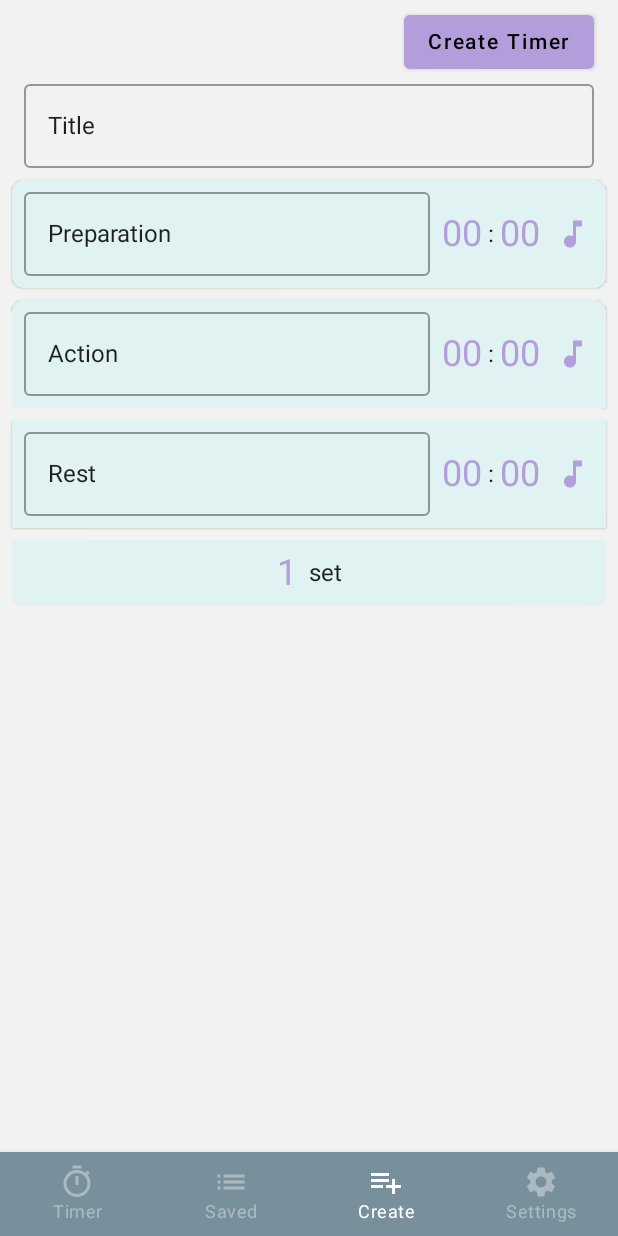
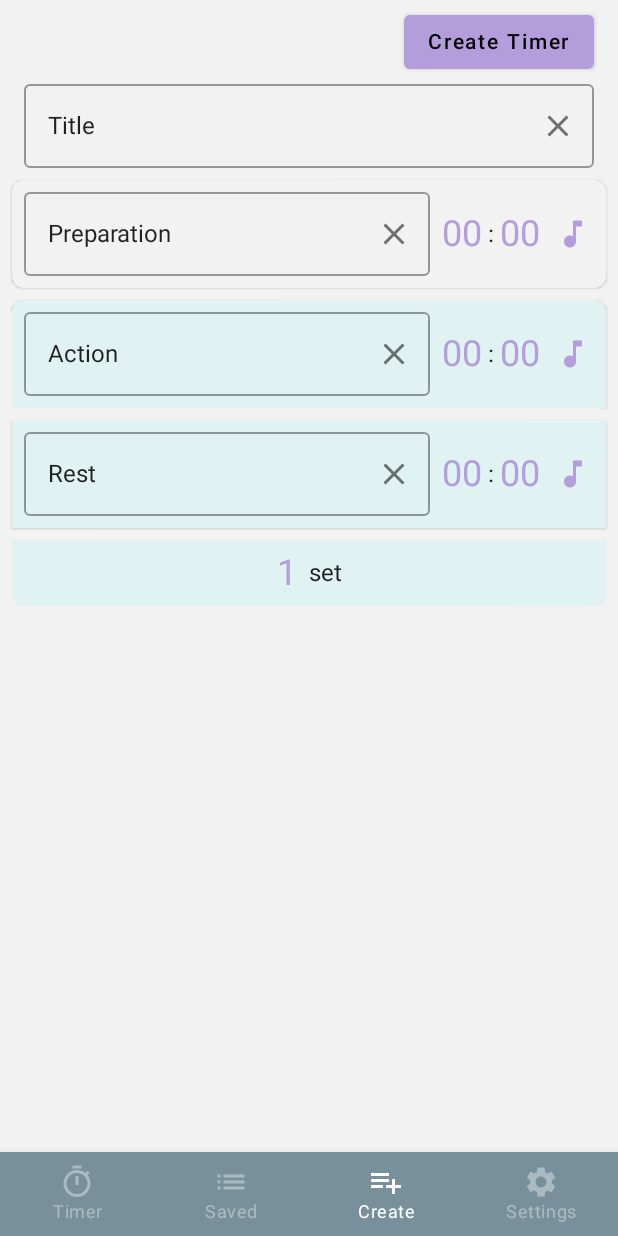
Before and after one commit to AndreiKlem/akTimer, an Android app built with Jetpack Compose: the screen it shows after launch (MainActivity), item 3 of the bottom bar chosen, on a phone screen of 412 x 824 dp. Run offline under Robolectric (Android 15) with nearby library versions, the phone set to English and light mode, and no system bars; our stand-ins replace Dagger/Hilt's generated code, Room's generated code, accompanist, livedata-compose; libraries missing offline, so code that uses them is left out: com.google.accompanist.navigation.

Commit message:
UI changes

```diff
--- a/app/src/main/java/ru/aklem/aktimer/MainScreen.kt
+++ b/app/src/main/java/ru/aklem/aktimer/MainScreen.kt
@@ -67,17 +67,24 @@ fun RowScope.AddItem(
     navController: NavHostController,
 ) {
     BottomNavigationItem(
-        label = { Text(text = when(screen.title) {
+        label = {
+            Text(
+                text = when (screen.title) {
                     "Timer" -> stringResource(id = R.string.timer)
                     "Saved" -> stringResource(id = R.string.saved)
                     "Create" -> stringResource(id = R.string.create)
                     "Settings" -> stringResource(id = R.string.settings)
                     else -> "Tile error"
-        }) },
-        icon = { Icon(
+                },
+                maxLines = 1,
+            )
+        },
+        icon = {
+            Icon(
                 painter = painterResource(id = screen.icon),
                 contentDescription = "Navigation Icon"
-        ) },
+            )
+        },
         selected = currentDestination?.hierarchy?.any {
             it.route == screen.route
         } == true,
--- a/app/src/main/java/ru/aklem/aktimer/screens/Create.kt
+++ b/app/src/main/java/ru/aklem/aktimer/screens/Create.kt
@@ -14,6 +14,8 @@ import androidx.compose.foundation.shape.RoundedCornerShape
 import androidx.compose.foundation.text.KeyboardActions
 import androidx.compose.foundation.text.KeyboardOptions
 import androidx.compose.material.*
+import androidx.compose.material.icons.Icons
+import androidx.compose.material.icons.filled.Close
 import androidx.compose.runtime.*
 import androidx.compose.ui.Alignment
 import androidx.compose.ui.Alignment.Companion.CenterHorizontally
@@ -76,6 +78,7 @@ fun CreateScreen(
     val settings = settingsViewModel.appSettings.collectAsState(initial = AppSettings())
 
     val titleRequest = stringResource(id = R.string.title_request)
+    val actionHeaderRequest = stringResource(id = R.string.action_header_request)
     val timeRequest = stringResource(id = R.string.time_request)
 
     Column(
@@ -86,7 +89,7 @@ fun CreateScreen(
     ) {
         Button(
             onClick = {
-                when (checkInput(title, actionTime)) {
+                when (checkInput(title, actionHeader, actionTime)) {
                     1 -> {
                         if (tag == "edit") updateChart() else createChart()
                         navController.navigate("saved")
@@ -99,6 +102,13 @@ fun CreateScreen(
                         ).show()
                     }
                     3 -> {
+                        Toast.makeText(
+                            navController.context,
+                            actionHeaderRequest,
+                            Toast.LENGTH_SHORT
+                        ).show()
+                    }
+                    4 -> {
                         Toast.makeText(
                             navController.context,
                             timeRequest,
@@ -114,7 +124,7 @@ fun CreateScreen(
         ) {
             Text(
                 text = if (tag == "edit") stringResource(id = R.string.apply_changes)
-            else stringResource(id = R.string.create_timer)
+                else stringResource(id = R.string.create_timer)
             )
         }
         OutlinedTextField(
@@ -133,7 +143,12 @@ fun CreateScreen(
             placeholder = { Text(text = stringResource(id = R.string.title_request)) },
             value = title,
             onValueChange = { if (it.length < 40) onTitleChange(it) },
-            singleLine = true
+            singleLine = true,
+            trailingIcon = {
+                IconButton(onClick = { onTitleChange("") }) {
+                    Icon(imageVector = Icons.Filled.Close, contentDescription = "Delete")
+                }
+            }
         )
         if (settings.value.showPreparation) {
             PrepareCard(
@@ -170,13 +185,13 @@ fun CreateScreen(
     }
 }
 
-fun checkInput(title: String, actionTime: Int): Int {
-    var result = 1
-    if (title.isBlank()) {
-        result = 2
-
-    } else if (actionTime <= 0) result = 3
-    return result
+fun checkInput(title: String, actionHeader: String, actionTime: Int): Int {
+    return when {
+        title.isBlank() -> 2
+        actionHeader.isBlank() -> 3
+        actionTime <= 0 -> 4
+        else -> 1
+    }
 }
 
 @ExperimentalComposeUiApi
@@ -304,7 +319,9 @@ fun CardTemplate(
         modifier = Modifier
             .fillMaxWidth()
             .padding(vertical = 4.dp),
-        shape = cornersShape
+        shape = cornersShape,
+        backgroundColor = if (period == PREPARATION) MaterialTheme.colors.background
+        else MaterialTheme.colors.surface
     ) {
         Row(modifier = Modifier.padding(8.dp), verticalAlignment = Alignment.CenterVertically) {
             OutlinedTextField(
@@ -322,10 +339,22 @@ fun CardTemplate(
                 keyboardActions = KeyboardActions(
                     onNext = { focusManager.moveFocus(FocusDirection.Next) }
                 ),
-                placeholder = { Text(text = stringResource(id = R.string.header_request)) },
+                placeholder = {
+                    Text(
+                        text = stringResource(
+                            id = if (period == ACTION) R.string.header_request
+                            else R.string.can_be_omitted
+                        )
+                    )
+                },
                 value = header,
                 onValueChange = { if (it.length < 40) onHeaderChange(period, it) },
-                singleLine = true
+                singleLine = true,
+                trailingIcon = {
+                    IconButton(onClick = { onHeaderChange(period, "") }) {
+                        Icon(imageVector = Icons.Filled.Close, contentDescription = "Delete")
+                    }
+                }
             )
             Selector(range = range, value = minutes, onValueChange = {
                 onTimeChange(period, it, seconds)
--- a/app/src/main/res/values/strings.xml
+++ b/app/src/main/res/values/strings.xml
@@ -26,6 +26,7 @@
     <string name="apply_changes">Apply changes</string>
     <string name="create_timer">Create Timer</string>
     <string name="header_request">Please enter a header</string>
+    <string name="action_header_request">Please enter a header for action period</string>
     <string name="set">set</string>
     <string name="sets">sets</string>
     <string name="sets2">sets</string>
@@ -33,5 +34,6 @@
     <string name="header_preparation">Preparation</string>
     <string name="header_action">Action</string>
     <string name="header_rest">Rest</string>
+    <string name="can_be_omitted">Can be omitted</string>
 
 </resources>
```
Also changed, not shown: 1 other file. Lines whose indentation alone changed are shown as unchanged.
